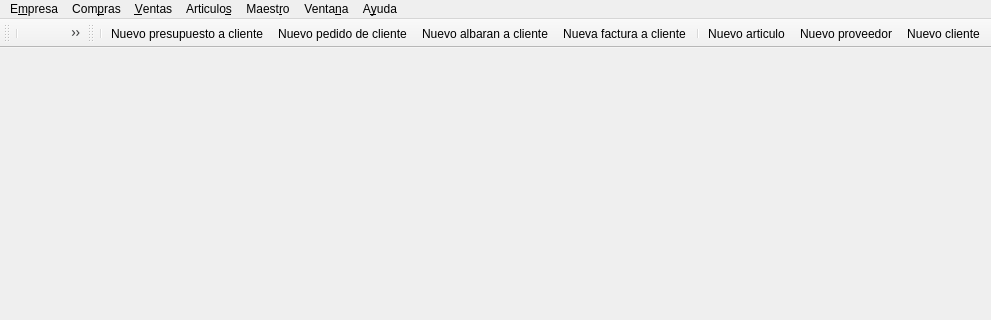
Before: the Qt Designer form bulmages/bulmafact/src/bulmafactbase.ui in eboladev/Bulmages-1, drawn with Qt 5; both pictures show x 0 to 991 and y 0 to 320 of the 991 by 569 pixel window.
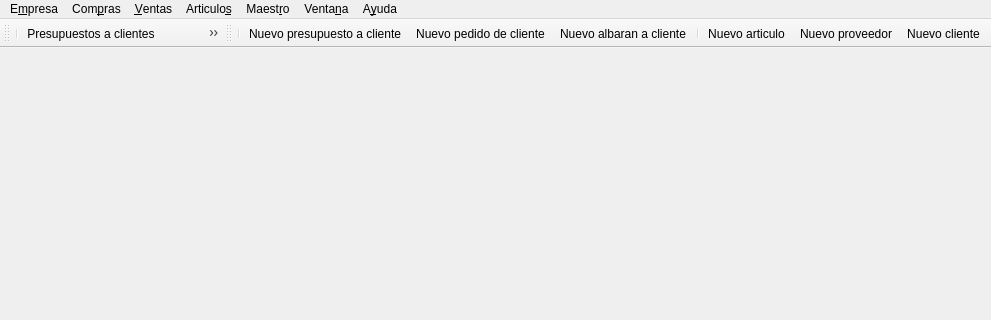
After: the same form once the commit is applied. Icons and pictures are not drawn.

Commit message: Quito las facturas del core y las meto en el pluginfactura. Hago algunos ajustes. Es importante mirar el cambio de plugins.cpp y plugins.h en bulmalib para entender los problemas de instanciacion. Arreglo algunos bugs surgidos de mover tantos archivos de sitio y cambiar sus sistemas de activacion. Ahora desde los pedidos de cliente y desde los presupuestos se puede pasar directamente a factura (siempre que se tenga el pluginfactura puesto).

```diff
--- a/bulmages/bulmafact/src/bulmafactbase.ui
+++ b/bulmages/bulmafact/src/bulmafactbase.ui
@@ -148,7 +148,7 @@
     <rect>
      <x>0</x>
      <y>24</y>
-     <width>299</width>
+     <width>260</width>
      <height>42</height>
     </rect>
    </property>
@@ -192,7 +192,6 @@
    <addaction name="actionListado_Presupuestos" />
    <addaction name="actionListado_Pedidos_Cliente" />
    <addaction name="actionListado_Albaranes_Cliente" />
-   <addaction name="actionListado_Facturas_Cliente" />
    <addaction name="separator" />
    <addaction name="actionListado_de_Articulos" />
    <addaction name="actionListado_Proveedores" />
@@ -201,9 +200,9 @@
   <widget class="QToolBar" name="Fichas" >
    <property name="geometry" >
     <rect>
-     <x>299</x>
+     <x>260</x>
      <y>24</y>
-     <width>692</width>
+     <width>731</width>
      <height>42</height>
     </rect>
    </property>
@@ -262,7 +261,6 @@
    <addaction name="actionNuevo_Presupuesto" />
    <addaction name="actionNuevo_Pedido_Cliente" />
    <addaction name="actionNuevo_Albaran_Cliente" />
-   <addaction name="actionNueva_Factura_Cliente" />
    <addaction name="separator" />
    <addaction name="actionNuevo_Articulo" />
    <addaction name="actionNuevo_Proveedor" />
@@ -350,27 +348,6 @@
     <string>&amp;Albaranes a clientes</string>
    </property>
   </action>
-  <action name="actionNueva_Factura_Cliente" >
-   <property name="icon" >
-    <iconset resource="../../bulmages.qrc" >
-     <normaloff>:/Images/client-invoice.svg</normaloff>:/Images/client-invoice.svg</iconset>
-   </property>
-   <property name="text" >
-    <string>Nueva &amp;factura a cliente...</string>
-   </property>
-   <property name="shortcut" >
-    <string>F6</string>
-   </property>
-  </action>
-  <action name="actionListado_Facturas_Cliente" >
-   <property name="icon" >
-    <iconset resource="../../bulmages.qrc" >
-     <normaloff>:/Images/client-invoice-list.svg</normaloff>:/Images/client-invoice-list.svg</iconset>
-   </property>
-   <property name="text" >
-    <string>&amp;Facturas a clientes</string>
-   </property>
-  </action>
   <action name="actionGestion_Familias" >
    <property name="icon" >
     <iconset resource="../../bulmages.qrc" >
```
Left out of the diff: 2 changed lines with no effect on the pictures. The commit also changes 57 other files.
